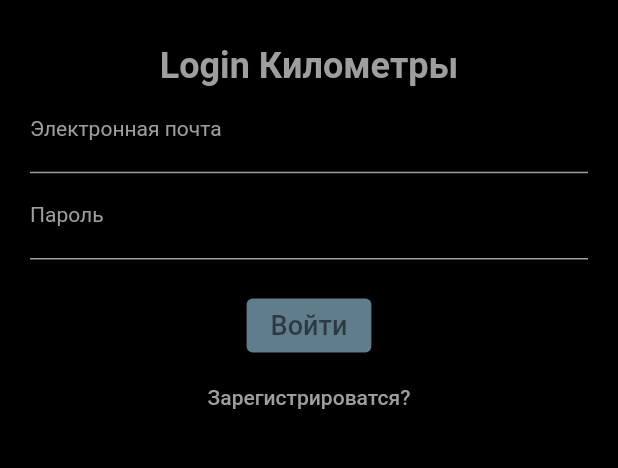
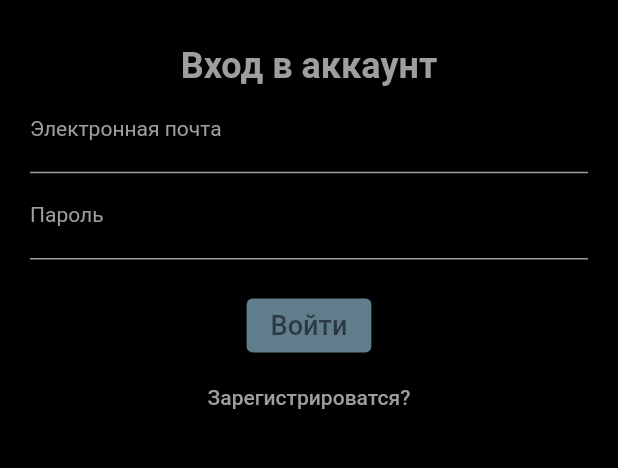
Before and after one commit to banchin95/KilometryDriver, a Flutter app: the screen it shows after launch, on a phone screen of 412 x 824 dp, the part 603-1071 px from its top. Run offline on Flutter 3.47's test engine with Material 2 defaults, Android fonts, the phone set to English and light mode, and no system bars; our stand-ins replace firebase_auth, firebase_core, firebase_database, fluttertoast, google_maps_flutter; accounts and stored records are empty.

Commit message:
Auth reg

```diff
--- a/lib/authentication/login_screen.dart
+++ b/lib/authentication/login_screen.dart
@@ -90,7 +90,7 @@ class _LoginScreenState extends State<LoginScreen>
               const SizedBox(height: 10,),
 
               const Text(
-                "Login Километры",
+                "Вход в аккаунт",
                 style: TextStyle(
                   fontSize: 24,
                   color: Colors.grey,
```
